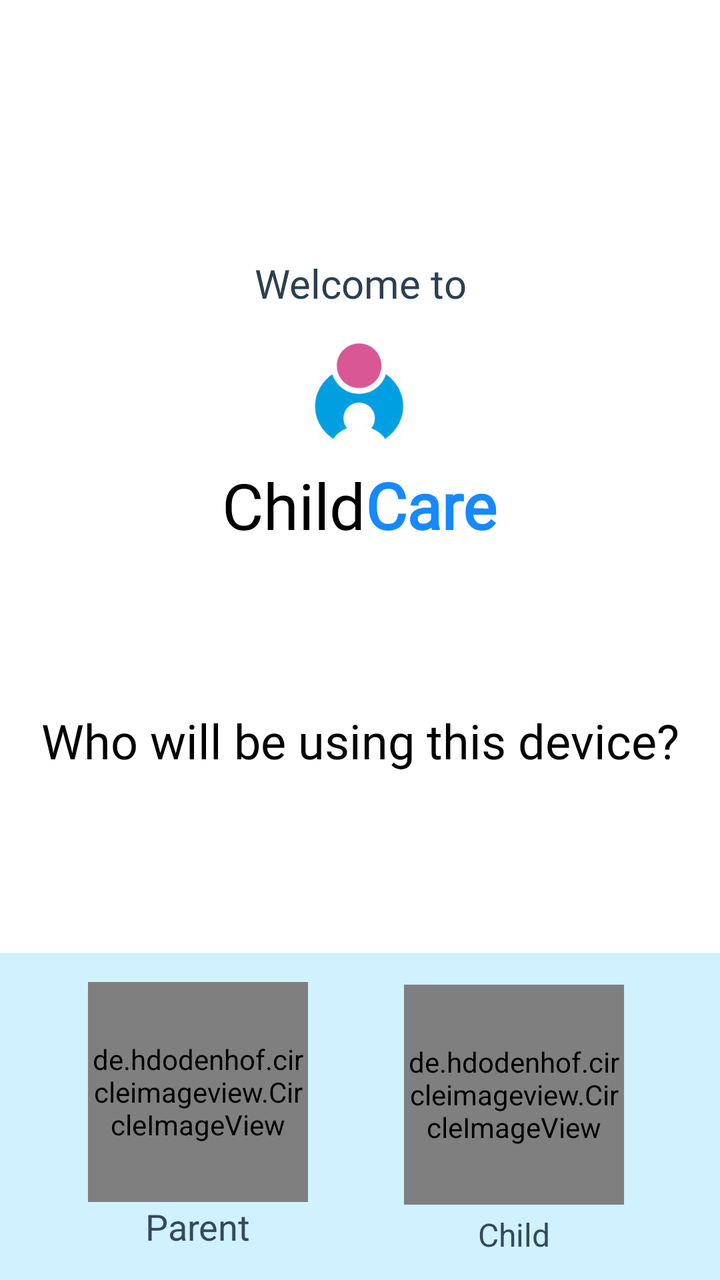
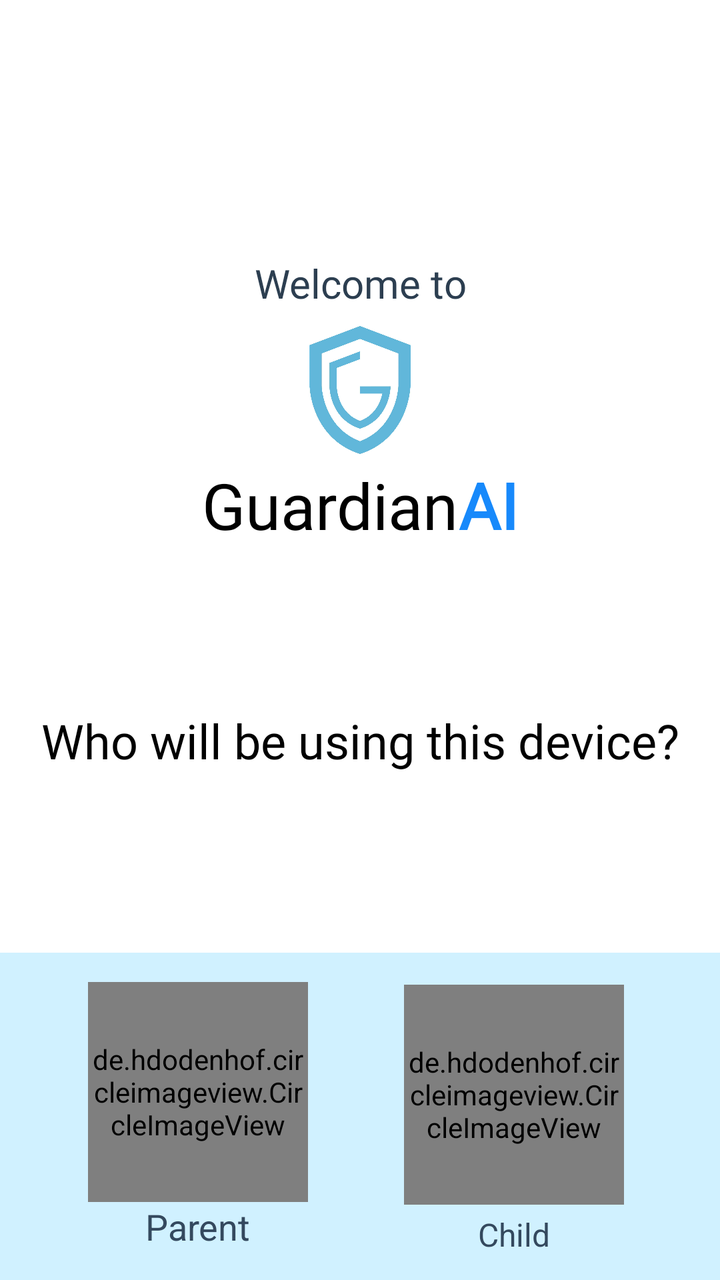

The first picture is an Android layout as it rendered before a commit; the second is the same layout after the commit. The layout source and the unified diff follow.
<!-- AndroidManifest.xml: application theme AppTheme.NoActionBar -->
<!-- res/layout/activity_mode_selection.xml -->
<FrameLayout xmlns:android="http://schemas.android.com/apk/res/android"
    xmlns:app="http://schemas.android.com/apk/res-auto"
    android:layout_width="match_parent"
    android:layout_height="match_parent"
    android:background="@color/white"
    android:layoutDirection="locale">

    <LinearLayout
        android:layout_width="match_parent"
        android:layout_height="wrap_content"
        android:layout_gravity="top"
        android:layout_marginTop="@dimen/margin_128dp"
        android:orientation="vertical">

        <TextView
            android:layout_width="match_parent"
            android:layout_height="wrap_content"
            android:text="@string/welcome_to"
            android:textAlignment="center"
            android:fontFamily="@font/open_sans_regular"
            android:textColor="@color/flatui_midnight_blue"
            android:textSize="@dimen/text_size_20sp" />

        <ImageView
            android:layout_width="@dimen/margin_64dp"
            android:layout_height="@dimen/margin_64dp"
            android:src="@drawable/child_care_square"
            android:layout_gravity="center"
            android:layout_marginTop="@dimen/margin_8dp"/>

        <LinearLayout
            android:layout_width="match_parent"
            android:layout_height="wrap_content"
            android:gravity="center"
            android:layoutDirection="ltr"
            android:layout_marginTop="@dimen/margin_4dp"
            android:orientation="horizontal">

            <TextView
                android:layout_width="wrap_content"
                android:layout_height="wrap_content"
                android:text="@string/kid"
                android:fontFamily="@font/open_sans_regular"
                android:textColor="@android:color/black"
                android:textSize="@dimen/text_size_32sp" />

            <TextView
                android:layout_width="wrap_content"
                android:layout_height="wrap_content"
                android:text="@string/safe"
                android:fontFamily="@font/open_sans_bold"
                android:textColor="@color/flatui_blue"
                android:textSize="@dimen/text_size_32sp"
                android:textStyle="bold" />
        </LinearLayout>

        <TextView
            android:layout_width="match_parent"
            android:layout_height="wrap_content"
            android:layout_marginTop="80dp"
            android:text="@string/who_will_be_using_this_device"
            android:textAlignment="center"
            android:fontFamily="@font/open_sans_regular"
            android:textColor="@android:color/black"
            android:textSize="@dimen/text_size_24sp" />
    </LinearLayout>

    <FrameLayout
        android:layout_width="match_parent"
        android:layout_height="wrap_content"
        android:layout_gravity="bottom"
        android:layout_marginTop="@dimen/margin_128dp"
        android:padding="@dimen/padding_12dp"
        android:background="@drawable/rectangle_back3">

        <LinearLayout
            android:layout_width="wrap_content"
            android:layout_height="wrap_content"
            android:layout_gravity="start|center"
            android:layout_marginStart="@dimen/margin_32dp"
            android:orientation="vertical">

            <de.hdodenhof.circleimageview.CircleImageView
                android:id="@+id/imgParentSignUp"
                android:layout_width="110dp"
                android:layout_height="110dp"
                android:background="@android:color/transparent"
                android:src="@drawable/couple"
                app:civ_border_color="@color/flatui_wet_asphalt"
                app:civ_border_width="@dimen/circular_image_border_large" />


            <TextView
                android:id="@+id/txtParentSignUp"
                android:layout_width="wrap_content"
                android:layout_height="wrap_content"
                android:layout_gravity="center"
                android:text="@string/parent"
                android:textColor="@color/flatui_wet_asphalt"
                android:textSize="@dimen/text_size_18sp" />
        </LinearLayout>


        <LinearLayout
            android:layout_width="wrap_content"
            android:layout_height="wrap_content"
            android:layout_gravity="end|center"
            android:layout_marginEnd="@dimen/margin_32dp"
            android:orientation="vertical">

            <de.hdodenhof.circleimageview.CircleImageView
                android:id="@+id/imgChildSignUp"
                android:layout_width="110dp"
                android:layout_height="110dp"
                android:layout_margin="@dimen/margin_4dp"
                android:background="@android:color/transparent"
                android:src="@drawable/child"
                app:civ_border_color="@color/flatui_wet_asphalt"
                app:civ_border_width="@dimen/circular_image_border_large" />

            <TextView
                android:id="@+id/txtChildSignUp"
                android:layout_width="wrap_content"
                android:layout_height="wrap_content"
                android:layout_gravity="center"
                android:text="@string/child"
                android:textColor="@color/flatui_wet_asphalt"
                android:textSize="@dimen/text_size_16sp" />
        </LinearLayout>

    </FrameLayout>


</FrameLayout>
<!-- resources referenced by this layout -->
<resources>
  <color name="flatui_blue">#1789FB</color>
  <color name="flatui_midnight_blue">#2c3e50</color>
  <color name="flatui_wet_asphalt">#34495e</color>
  <color name="white">#FFFFFF</color>
  <dimen name="circular_image_border_large">4dp</dimen>
  <dimen name="margin_128dp">128dp</dimen>
  <dimen name="margin_32dp">32dp</dimen>
  <dimen name="margin_4dp">4dp</dimen>
  <dimen name="margin_64dp">64dp</dimen>
  <dimen name="margin_8dp">8dp</dimen>
  <dimen name="padding_12dp">12dp</dimen>
  <dimen name="text_size_16sp">16sp</dimen>
  <dimen name="text_size_18sp">18sp</dimen>
  <dimen name="text_size_20sp">20sp</dimen>
  <dimen name="text_size_24sp">24sp</dimen>
  <dimen name="text_size_32sp">32sp</dimen>
  <!-- drawable child: png bitmap (drawable, 30802 bytes) -->
  <!-- drawable child_care_square: jpg bitmap (drawable, 33720 bytes) -->
  <!-- drawable couple: png bitmap (drawable, 30517 bytes) -->
  <!-- drawable rectangle_back3 (drawable) -->
  <?xml version="1.0" encoding="utf-8"?>
  <shape xmlns:android="http://schemas.android.com/apk/res/android"
      android:shape="rectangle">
  
      <solid android:color="#D0F1FF"/>
      <corners android:radius="0dp"/>
  </shape>
  <string name="child">Child</string>
  <string name="kid" translatable="false">Child</string>
  <string name="parent">Parent</string>
  <string name="safe" translatable="false">Care</string>
  <string name="welcome_to">Welcome to</string>
  <string name="who_will_be_using_this_device">Who will be using this device?</string>
  <style name="AppTheme.NoActionBar">
          <item name="windowNoTitle">true</item>
          <item name="windowActionBar">false</item>
      </style>
</resources>

<!-- the commit's change to res/layout/activity_mode_selection.xml (unified diff, before → after) -->
@@ -24,7 +24,7 @@
         <ImageView
             android:layout_width="@dimen/margin_64dp"
             android:layout_height="@dimen/margin_64dp"
-            android:src="@drawable/child_care_square"
+            android:src="@drawable/logo_guardian_ai"
             android:layout_gravity="center"
             android:layout_marginTop="@dimen/margin_8dp"/>
 
<!-- resource entries referenced after the edit -->
@@ -17,8 +17,8 @@
   <dimen name="text_size_24sp">24sp</dimen>
   <dimen name="text_size_32sp">32sp</dimen>
   <!-- drawable child: png bitmap (drawable, 30802 bytes) -->
-  <!-- drawable child_care_square: jpg bitmap (drawable, 33720 bytes) -->
   <!-- drawable couple: png bitmap (drawable, 30517 bytes) -->
+  <!-- drawable logo_guardian_ai: jpeg bitmap (drawable, 39110 bytes) -->
   <!-- drawable rectangle_back3 (drawable) -->
   <?xml version="1.0" encoding="utf-8"?>
   <shape xmlns:android="http://schemas.android.com/apk/res/android"
@@ -28,9 +28,9 @@
       <corners android:radius="0dp"/>
   </shape>
   <string name="child">Child</string>
-  <string name="kid" translatable="false">Child</string>
+  <string name="kid" translatable="false">Guardian</string>
   <string name="parent">Parent</string>
-  <string name="safe" translatable="false">Care</string>
+  <string name="safe" translatable="false">AI</string>
   <string name="welcome_to">Welcome to</string>
   <string name="who_will_be_using_this_device">Who will be using this device?</string>
   <style name="AppTheme.NoActionBar">
